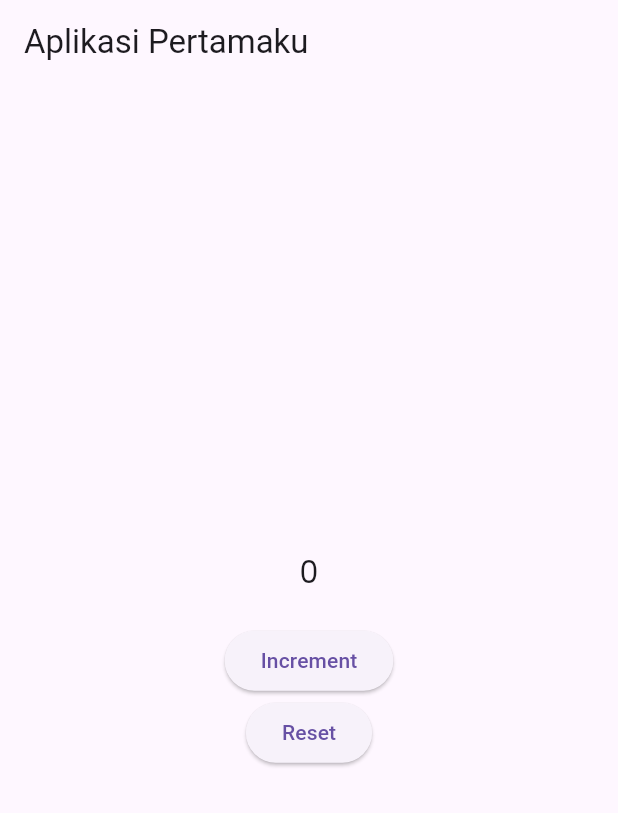
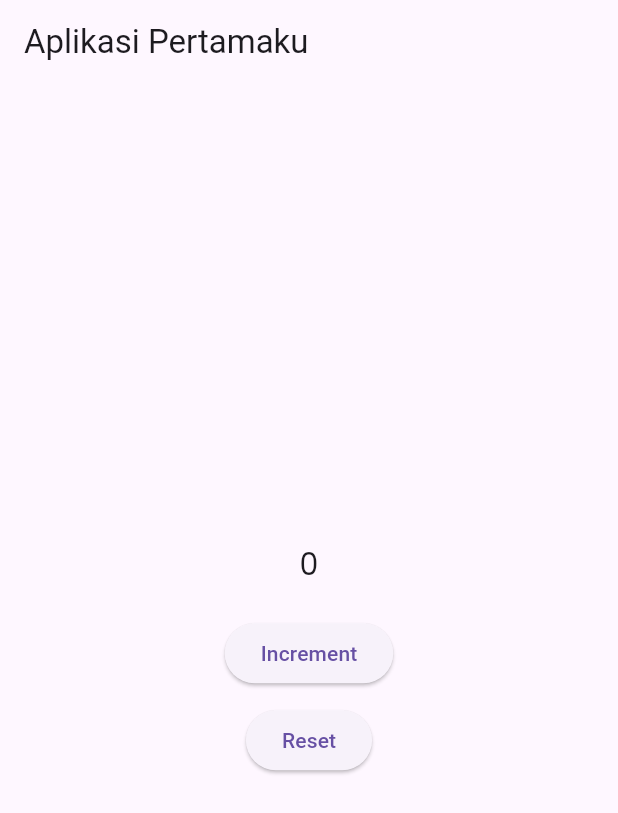
Before and after one commit to ZacharyTheodoreCodes/belajar-flutter, a Flutter app: the screen it shows after launch, after a tap on "Increment", after a tap on "Reset", on a phone screen of 412 x 824 dp. Shown: the top 813 px of the screen. Run offline on Flutter 3.47's test engine with Material 3 defaults, Android fonts, the phone set to English and light mode, and no system bars; our stand-ins replace google_fonts.

Commit message:
stateful widget

```diff
--- a/hello_world/lib/stateless_stateful_widget.dart
+++ b/hello_world/lib/stateless_stateful_widget.dart
@@ -33,16 +33,19 @@ class _MyWidgetState extends State<MyWidget> {
                 setState(() {
                   number++;
                 });
-                log('$number');
+                print('$number');
               },
               child: const Text('Increment')),
+          const SizedBox(
+            height: 10,
+          ),
           ElevatedButton(
               onPressed: () {
                 //setState: agar dia jadi state
                 setState(() {
                   number = 0;
                 });
-                log('$number');
+                print('$number');
               },
               child: const Text('Reset'))
         ],
```
Also changed, not shown: hello_world/lib/list_generate.dart (added), 3 other files.
